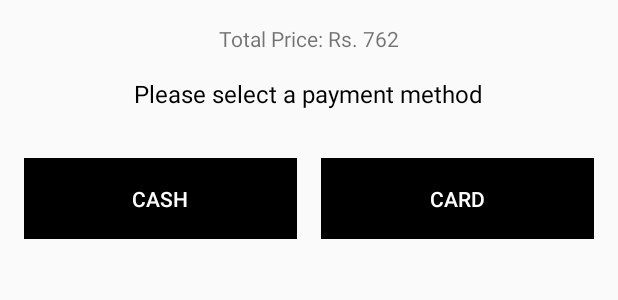
After one commit to therealshabi/Kotlin-Practice, an Android app: the layout fragment_bottom_sheet.xml on its own in the app's theme, with its tools: preview values and no code run, on a phone screen of 412 x 824 dp. The commit adds this screen. Shown: the top 300 px of the screen. Run offline under Robolectric (Android 15) with nearby library versions, the phone set to English and light mode, and no system bars.

Commit message:
Added BottomSheetDialogFragment

```diff
--- a/app/build.gradle
+++ b/app/build.gradle
@@ -27,6 +27,7 @@ dependencies {
     implementation "org.jetbrains.kotlin:kotlin-stdlib-jre7:$kotlin_version"
     implementation 'com.android.support:appcompat-v7:28.0.0-alpha3'
     implementation 'com.android.support.constraint:constraint-layout:1.1.2'
+    implementation 'com.android.support:support-v4:28.0.0-alpha3'
     testImplementation 'junit:junit:4.12'
     androidTestImplementation 'com.android.support.test:runner:1.0.2'
     androidTestImplementation 'com.android.support.test.espresso:espresso-core:3.0.2'
--- a/app/src/main/AndroidManifest.xml
+++ b/app/src/main/AndroidManifest.xml
@@ -17,7 +17,7 @@
         </activity>
         <activity android:name=".Notification.NotificationActivity" />
         <activity android:name=".BottomSheet.BottomSheetActivity" />
-        <activity android:name=".BottomSheet.BottomSheetFragment"></activity>
+        <activity android:name=".BottomSheet.BottomSheetFragmentActivity"></activity>
     </application>
 
 </manifest>
--- a/app/src/main/java/technolifestyle/com/kotlinPractice/MainActivity.kt
+++ b/app/src/main/java/technolifestyle/com/kotlinPractice/MainActivity.kt
@@ -5,6 +5,7 @@ import android.support.v7.app.AppCompatActivity
 import android.support.v7.widget.LinearLayoutManager
 import kotlinx.android.synthetic.main.activity_main.*
 import technolifestyle.com.kotlinPractice.Utils.StringUtils.Companion.BOTTOM_SHEET_ACTIVITY_TAG
+import technolifestyle.com.kotlinPractice.Utils.StringUtils.Companion.BOTTOM_SHEET_FRAGMENT_ACTIVITY
 import technolifestyle.com.kotlinPractice.Utils.StringUtils.Companion.NOTIFICATION_ACTIVITY_TAG
 
 
@@ -18,6 +19,7 @@ class MainActivity : AppCompatActivity() {
 
         practiceTopics.add(NOTIFICATION_ACTIVITY_TAG)
         practiceTopics.add(BOTTOM_SHEET_ACTIVITY_TAG)
+        practiceTopics.add(BOTTOM_SHEET_FRAGMENT_ACTIVITY)
 
         rvPractice.layoutManager = LinearLayoutManager(this)
         rvPractice.adapter = PracticeAdapter(this, practiceTopics)
--- a/app/src/main/java/technolifestyle/com/kotlinPractice/PracticeAdapter.kt
+++ b/app/src/main/java/technolifestyle/com/kotlinPractice/PracticeAdapter.kt
@@ -8,7 +8,7 @@ import android.view.View
 import android.view.ViewGroup
 import kotlinx.android.synthetic.main.main_card_item.view.*
 import technolifestyle.com.kotlinPractice.BottomSheet.BottomSheetActivity
-import technolifestyle.com.kotlinPractice.BottomSheet.BottomSheetFragment
+import technolifestyle.com.kotlinPractice.BottomSheet.BottomSheetFragmentActivity
 import technolifestyle.com.kotlinPractice.Notification.NotificationActivity
 import technolifestyle.com.kotlinPractice.Utils.StringUtils.Companion.BOTTOM_SHEET_ACTIVITY_TAG
 import technolifestyle.com.kotlinPractice.Utils.StringUtils.Companion.BOTTOM_SHEET_FRAGMENT_ACTIVITY
@@ -44,7 +44,7 @@ class PracticeViewHolder internal constructor(itemView: View) : RecyclerView.Vie
         when (view?.tag) {
             NOTIFICATION_ACTIVITY_TAG -> view.context.startActivity(Intent(view.context, NotificationActivity::class.java))
             BOTTOM_SHEET_ACTIVITY_TAG -> view.context.startActivity(Intent(view.context, BottomSheetActivity::class.java))
-            BOTTOM_SHEET_FRAGMENT_ACTIVITY -> view.context.startActivity(Intent(view.context, BottomSheetFragment::class.java))
+            BOTTOM_SHEET_FRAGMENT_ACTIVITY -> view.context.startActivity(Intent(view.context, BottomSheetFragmentActivity::class.java))
         }
     }
 
--- /dev/null
+++ b/app/src/main/res/layout/fragment_bottom_sheet.xml
@@ -0,0 +1,50 @@
+<LinearLayout xmlns:android="http://schemas.android.com/apk/res/android"
+    xmlns:tools="http://schemas.android.com/tools"
+    android:layout_width="match_parent"
+    android:layout_height="match_parent"
+    android:orientation="vertical"
+    android:padding="16dp"
+    android:gravity="center_horizontal"
+    tools:context="technolifestyle.com.kotlinPractice.BottomSheet.BottomSheetFragment">
+
+    <TextView
+        android:layout_width="wrap_content"
+        android:layout_height="wrap_content"
+        android:layout_marginBottom="16dp"
+        android:text="@string/total_price" />
+
+    <TextView
+        android:layout_width="wrap_content"
+        android:layout_height="wrap_content"
+        android:layout_marginBottom="16dp"
+        android:text="@string/payment_method"
+        android:textColor="@android:color/black"
+        android:textSize="16sp" />
+
+    <LinearLayout
+        android:layout_width="match_parent"
+        android:layout_height="wrap_content"
+        android:layout_marginTop="16dp"
+        android:orientation="horizontal">
+
+        <Button
+            style="?attr/buttonBarButtonStyle"
+            android:layout_width="0dp"
+            android:layout_height="wrap_content"
+            android:layout_marginEnd="8dp"
+            android:layout_weight="1"
+            android:background="@android:color/black"
+            android:text="@string/cash"
+            android:textColor="@android:color/white" />
+
+        <Button
+            style="?attr/buttonBarButtonStyle"
+            android:layout_width="0dp"
+            android:layout_height="wrap_content"
+            android:layout_marginStart="8dp"
+            android:layout_weight="1"
+            android:background="@android:color/black"
+            android:text="@string/card"
+            android:textColor="@android:color/white" />
+    </LinearLayout>
+</LinearLayout>
--- a/app/src/main/res/values/strings.xml
+++ b/app/src/main/res/values/strings.xml
@@ -11,4 +11,11 @@
     <string name="close_bottom_sheet">Close Bottom Sheet</string>
     <string name="lorem_ipsum_title">Lorem Ipsum</string>
     <string name="lorem_ipsum_text">Lorem ipsum dolor sit amet, consectetur adipiscing elit, sed do eiusmod tempor incididunt ut labore et dolore magna aliqua. Ut enim ad minim veniam, quis nostrud exercitation ullamco laboris nisi ut aliquip ex ea commodo consequat. Duis aute irure dolor in reprehenderit in voluptate velit esse cillum dolore eu fugiat nulla pariatur. Excepteur sint occaecat cupidatat non proident, sunt in culpa qui officia deserunt mollit anim id est laborum.</string>
+
+    <!-- TODO: Remove or change this placeholder text -->
+    <string name="hello_blank_fragment">Hello blank fragment</string>
+    <string name="total_price">Total Price: Rs. 762</string>
+    <string name="payment_method">Please select a payment method</string>
+    <string name="cash">Cash</string>
+    <string name="card">Card</string>
 </resources>
```
Also changed, not shown: app/src/main/java/technolifestyle/com/kotlinPractice/BottomSheet/BottomSheetFragment.kt (+49 -6 lines), app/src/main/java/technolifestyle/com/kotlinPractice/BottomSheet/BottomSheetFragmentActivity.kt (added, +23 -0 lines), app/src/main/res/layout/activity_bottom_sheet_fragment.xml (+10 -4 lines).
